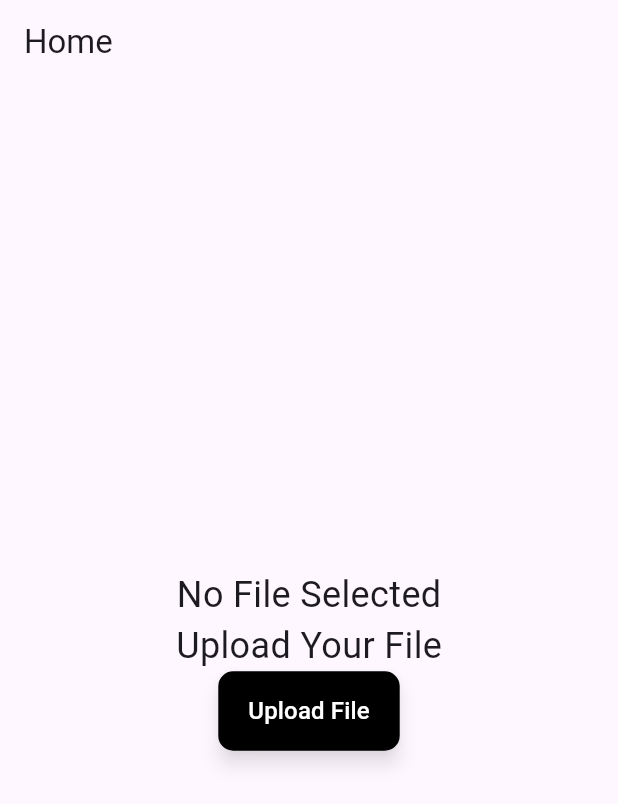
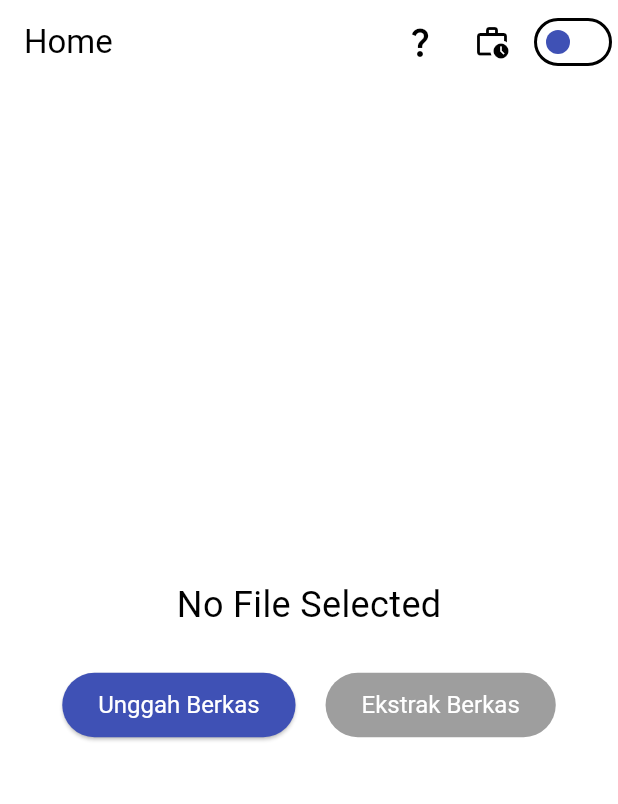
Before and after one commit to Dustymon111/Ekstraksi-File-GPT-4, a Flutter app: the screen it shows after launch, on a phone screen of 412 x 824 dp. Shown: the top 804 px of the screen. Run offline on Flutter 3.47's test engine with Material 3 defaults, Android fonts, the phone set to English and light mode, and no system bars; our stand-ins replace file_picker, shared_preferences; missing offline and left inert: syncfusion_flutter_pdfviewer.

Commit message:
added dark theme and question screen

```diff
--- a/lib/components/Custom_Button.dart
+++ b/lib/components/Custom_Button.dart
@@ -2,7 +2,7 @@ import 'package:flutter/material.dart';
 
 class CustomElevatedButton extends StatelessWidget {
   final String label;
-  final VoidCallback onPressed;
+  final VoidCallback? onPressed;
 
   const CustomElevatedButton({
     Key? key,
@@ -12,15 +12,23 @@ class CustomElevatedButton extends StatelessWidget {
 
   @override
   Widget build(BuildContext context) {
+    final theme = Theme.of(context);
     return ElevatedButton(
-      style: ElevatedButton.styleFrom(
-        backgroundColor: Colors.black, // Button background color
-        shadowColor: Colors.black54, // Shadow color
-        elevation: 5, // Elevation
-        shape: RoundedRectangleBorder(
-          borderRadius: BorderRadius.circular(10), // Rounded corners
-        ),
-        padding: EdgeInsets.symmetric(horizontal: 20, vertical: 15), // Padding
+      style:ButtonStyle(
+        backgroundColor: WidgetStateProperty.resolveWith((states) {
+          if (states.contains(WidgetState.disabled)) {
+            return theme.colorScheme.onSurface.withOpacity(0.38);
+          }
+          return theme.colorScheme.primary;
+        }),
+        foregroundColor: WidgetStateProperty.resolveWith((states) {
+          if (states.contains(WidgetState.disabled)) {
+            return theme.colorScheme.onSurface.withOpacity(0.18);
+          }
+          return theme.colorScheme.onPrimary;
+        }),
+        padding: WidgetStateProperty.all(EdgeInsets.symmetric(horizontal: 24, vertical: 12)),
+        textStyle: WidgetStateProperty.all(TextStyle(fontSize: 16)),
       ),
       onPressed: onPressed,
       child: Text(
--- a/lib/home.dart
+++ /dev/null
@@ -1,72 +0,0 @@
-import 'dart:io';
-
-import 'package:file_picker/file_picker.dart';
-import 'package:flutter/material.dart';
-import 'package:flutter/widgets.dart';
-import 'package:syncfusion_flutter_pdfviewer/pdfviewer.dart';
-import 'components/Custom_Button.dart';
-import 'helper/file_picker_service.dart';
-
-class Home extends StatefulWidget {
-  const Home({super.key});
-
-  @override
-  State<Home> createState() => _HomeState();
-}
-
-
-class _HomeState extends State<Home> {
-  String fileName = "Upload Your File";
-  PlatformFile? pickedFile;
-  Future<void> uploadFile () async {
-    pickedFile = await pickFile();
-
-    if (pickedFile != null){
-      print(pickedFile?.name);
-      setState(() {
-        fileName = pickedFile!.name;
-      });
-    }
-  }
-
-  @override
-  Widget build(BuildContext context) {
-    return Scaffold(
-      appBar: AppBar(
-        title: const Text("Home"),
-      ),
-      body: Center(
-        child: Column(
-          mainAxisAlignment: MainAxisAlignment.center,
-          children: <Widget>[
-            pickedFile != null
-            ?
-            Container(
-              child: SfPdfViewer.file(File(pickedFile!.path!)),
-              width: MediaQuery.of(context).size.width / 2,
-              height: MediaQuery.of(context).size.height / 2,
-              alignment: Alignment.center,
-            )
-              :
-              Container(
-                child: Text(
-                  "No File Selected",
-                  style: const TextStyle(
-                    fontSize: 24,
-                  ),
-                ),
-              )
-            ,
-            Text(
-              fileName,
-              style: const TextStyle(
-                fontSize: 24,
-              ),
-            ),
-            CustomElevatedButton(label: "Upload File", onPressed: uploadFile),
-          ],
-        )
-      ),
-    );
-  }
-}
--- a/lib/main.dart
+++ b/lib/main.dart
@@ -1,8 +1,15 @@
-import 'package:aplikasi_ekstraksi_file_gpt4/home.dart';
+import 'package:aplikasi_ekstraksi_file_gpt4/screen/home.dart';
+import 'package:aplikasi_ekstraksi_file_gpt4/providers/theme_provider.dart';
 import 'package:flutter/material.dart';
+import 'package:provider/provider.dart';
 
 void main() {
-  runApp(const MyApp());
+  return runApp((
+    MultiProvider(providers: [
+    ChangeNotifierProvider(create: (_) => new ThemeNotifier()),
+    ],
+    child: const MyApp(),
+  )));
 }
 
 class MyApp extends StatelessWidget {
@@ -11,28 +18,26 @@ class MyApp extends StatelessWidget {
   // This widget is the root of your application.
   @override
   Widget build(BuildContext context) {
-    return MaterialApp(
-      title: 'Ekstraksi File',
-      theme: ThemeData(
-        // This is the theme of your application.
-        //
-        // TRY THIS: Try running your application with "flutter run". You'll see
-        // the application has a purple toolbar. Then, without quitting the app,
-        // try changing the seedColor in the colorScheme below to Colors.green
-        // and then invoke "hot reload" (save your changes or press the "hot
-        // reload" button in a Flutter-supported IDE, or press "r" if you used
-        // the command line to start the app).
-        //
-        // Notice that the counter didn't reset back to zero; the application
-        // state is not lost during the reload. To reset the state, use hot
-        // restart instead.
-        //
-        // This works for code too, not just values: Most code changes can be
-        // tested with just a hot reload.
-        colorScheme: ColorScheme.fromSeed(seedColor: Colors.deepPurple),
-        useMaterial3: true,
+    return Consumer<ThemeNotifier>(
+      builder: (context, theme, _) => MaterialApp(
+        title: 'Ekstraksi File',
+        theme: ThemeData(
+              primaryColor: Colors.blue,
+              colorScheme: ColorScheme.light(
+                primary: Colors.indigo,
+                onPrimary: Colors.white,
+              ),
+            ),
+            darkTheme: ThemeData(
+              primaryColor: Colors.blueGrey,
+              colorScheme: ColorScheme.dark(
+                primary: Colors.blueGrey,
+                onPrimary: Colors.black,
+              ),
+            ),
+        themeMode: theme.currentTheme,
+        home: const Home(),
       ),
-      home: const Home(),
     );
   }
 }
--- /dev/null
+++ b/lib/models/question_model.dart
@@ -0,0 +1,6 @@
+class Question {
+  final String text;
+  final List<String> options;
+
+  Question({required this.text, required this.options});
+}
--- /dev/null
+++ b/lib/providers/theme_provider.dart
@@ -0,0 +1,32 @@
+import 'package:flutter/material.dart';
+import 'package:shared_preferences/shared_preferences.dart';
+
+class ThemeNotifier with ChangeNotifier {
+  static const String _themePrefKey = 'theme_pref';
+  bool _isDarkTheme = false;
+
+  ThemeNotifier() {
+    _loadThemePreference();
+  }
+
+  bool get isDarkTheme => _isDarkTheme;
+
+  ThemeMode get currentTheme => _isDarkTheme ? ThemeMode.dark : ThemeMode.light;
+
+  void toggleTheme() {
+    _isDarkTheme = !_isDarkTheme;
+    _saveThemePreference();
+    notifyListeners();
+  }
+
+  void _loadThemePreference() async {
+    final prefs = await SharedPreferences.getInstance();
+    _isDarkTheme = prefs.getBool(_themePrefKey) ?? false;
+    notifyListeners();
+  }
+
+  void _saveThemePreference() async {
+    final prefs = await SharedPreferences.getInstance();
+    prefs.setBool(_themePrefKey, _isDarkTheme);
+  }
+}
--- /dev/null
+++ b/lib/screen/home.dart
@@ -0,0 +1,118 @@
+import 'dart:io';
+
+import 'package:aplikasi_ekstraksi_file_gpt4/providers/theme_provider.dart';
+import 'package:aplikasi_ekstraksi_file_gpt4/screen/history.dart';
+import 'package:aplikasi_ekstraksi_file_gpt4/screen/questions.dart';
+import 'package:file_picker/file_picker.dart';
+import 'package:flutter/material.dart';
+import 'package:flutter/rendering.dart';
+import 'package:flutter/widgets.dart';
+import 'package:provider/provider.dart';
+import 'package:syncfusion_flutter_pdfviewer/pdfviewer.dart';
+import '../components/custom_button.dart';
+import '../utils/file_picker_service.dart';
+
+class Home extends StatefulWidget {
+  const Home({super.key});
+
+  @override
+  State<Home> createState() => _HomeState();
+}
+
+
+
+class _HomeState extends State<Home> {
+  String fileName = "";
+  PlatformFile? pickedFile;
+  Future<void> uploadFile () async {
+    pickedFile = await pickFile();
+
+    if (pickedFile != null){
+      print(pickedFile?.name);
+      setState(() {
+        fileName = pickedFile!.name;
+      });
+    }
+  }
+
+  @override
+  Widget build(BuildContext context) {
+    var themeprov = Provider.of<ThemeNotifier>(context);
+    return Scaffold(
+      appBar: AppBar(
+        title: const Text("Home"),
+        actions: [
+          IconButton(
+            icon: const Icon(Icons.question_mark),
+            onPressed: (){
+              Navigator.push(context, MaterialPageRoute(builder: (context) => QuestionScreen()));
+            }
+          ),
+          IconButton(
+            icon: const Icon(Icons.work_history_outlined),
+            onPressed: (){
+              Navigator.push(context, MaterialPageRoute(builder: (context) => HistoryScreen()));
+            }
+          ),
+          Switch(
+            activeColor: Colors.white,
+            inactiveThumbColor: Colors.indigo,
+            value: themeprov.isDarkTheme,
+            onChanged: (bool value){
+              themeprov.toggleTheme();
+            },
+          )
+        ],
+      ),
+      body: Center(
+        child: Column(
+          mainAxisAlignment: MainAxisAlignment.center,
+          children: <Widget>[
+            pickedFile != null
+            ?
+            Container(
+              width: MediaQuery.of(context).size.width / 1.5,
+              height: MediaQuery.of(context).size.height / 1.5,
+              alignment: Alignment.center,
+              child: SfPdfViewer.file(
+                scrollDirection: PdfScrollDirection.horizontal,
+                pageLayoutMode: PdfPageLayoutMode.single,
+                File(pickedFile!.path!)),
+            )
+              :
+              Container(
+                child: const Text(
+                  "No File Selected",
+                  style: TextStyle(
+                    fontSize: 24,
+                  ),
+                ),
+              )
+            ,
+            Container(
+              padding: const EdgeInsets.only(right: 10, left: 10),
+              child: Text(
+                fileName,
+                overflow: TextOverflow.ellipsis,
+                style: const TextStyle(
+                  fontSize: 18,
+                ),
+              ),
+            ),
+            Row(
+              mainAxisAlignment: MainAxisAlignment.center,
+              children: [
+                CustomElevatedButton(label: pickedFile != null? "Ganti Berkas" : "Unggah Berkas", onPressed: uploadFile),
+                SizedBox(width: 20,),
+
+                CustomElevatedButton(label: "Ekstrak Berkas", onPressed: pickedFile != null ? () {
+                  print("proses ekstraksi dimulai");
+              } : null,)
+              ],
+            )
+          ],
+        )
+      ),
+    );
+  }
+}
--- a/pubspec.yaml
+++ b/pubspec.yaml
@@ -38,6 +38,8 @@ dependencies:
   file_picker: ^8.0.6
   pdf: ^3.11.0
   syncfusion_flutter_pdfviewer: ^26.1.41
+  shared_preferences: ^2.2.3
+  provider: ^6.1.2
 
 dev_dependencies:
   flutter_test:
```
Also changed, not shown: lib/components/question_card.dart (added, +30 -0 lines), lib/screen/history.dart (added, +17 -0 lines), lib/screen/questions.dart (added, +47 -0 lines), lib/utils/question_stream.dart (added, +21 -0 lines), lib/utils/storage_manager.dart (added, +27 -0 lines), lib/components/Question.dart (deleted), lib/utils/file_picker_service.dart (renamed from lib/helper/file_picker_service.dart), pubspec.lock, 2 other files.
